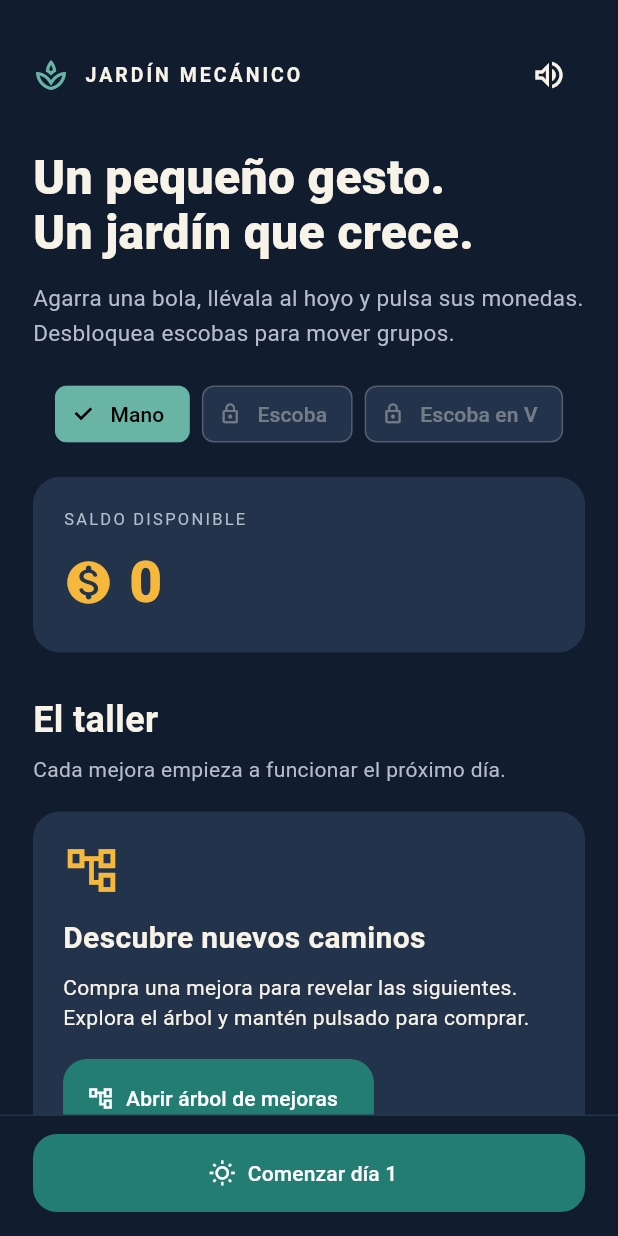
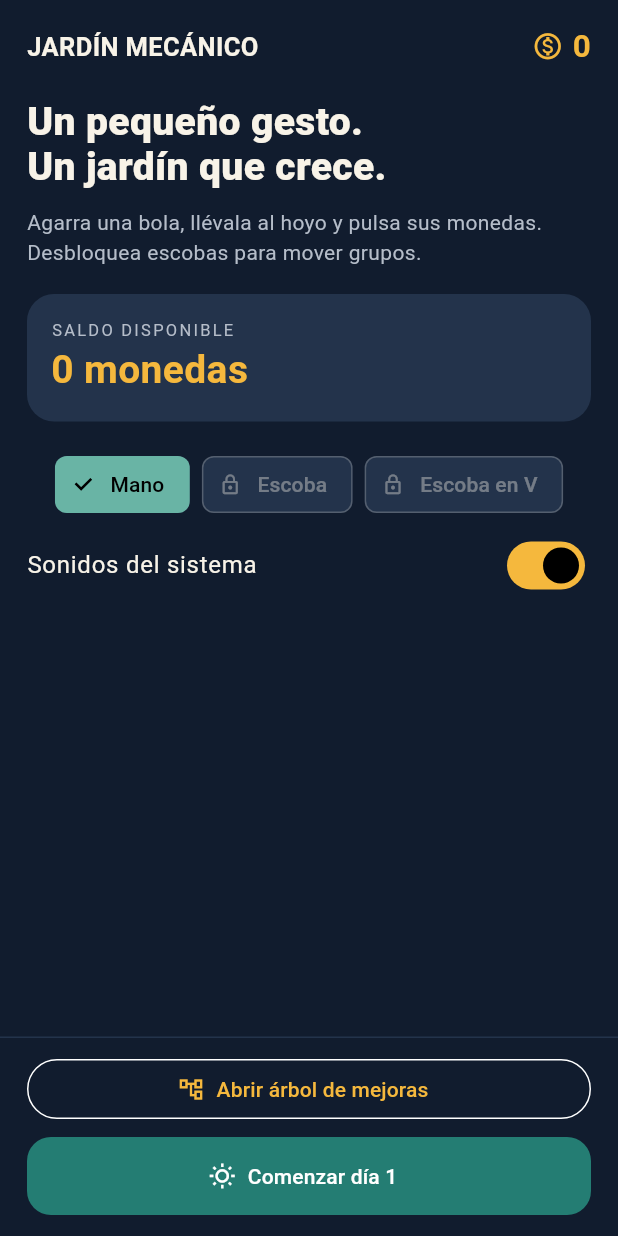
Before and after one commit to migdlp/incremental_hole_game, a Flutter app: the screen it shows after launch, on a phone screen of 412 x 824 dp. Run offline on Flutter 3.47's test engine with Material 3 defaults, Android fonts, the phone set to English and light mode, and no system bars; our stand-ins replace shared_preferences; missing offline and left inert: flame.

Commit message:
feat: show day results over frozen game and start at 1.5 balls per second

```diff
--- a/lib/app/game_app.dart
+++ b/lib/app/game_app.dart
@@ -98,8 +98,31 @@ class _SessionScreenState extends State<SessionScreen>
                     ],
                   ),
                 Expanded(
-                  child: widget.session.running
-                      ? DayScreen(session: widget.session)
+                  child:
+                      widget.session.running ||
+                          widget.session.progress.last != null
+                      ? Stack(
+                          children: [
+                            Positioned.fill(
+                              child: ExcludeFocus(
+                                excluding: !widget.session.running,
+                                child: ExcludeSemantics(
+                                  excluding: !widget.session.running,
+                                  child: IgnorePointer(
+                                    ignoring: !widget.session.running,
+                                    child: DayScreen(session: widget.session),
+                                  ),
+                                ),
+                              ),
+                            ),
+                            if (!widget.session.running)
+                              Positioned.fill(
+                                child: _DayResultsOverlay(
+                                  session: widget.session,
+                                ),
+                              ),
+                          ],
+                        )
                       : NightScreen(session: widget.session),
                 ),
               ],
@@ -130,7 +153,7 @@ class _DayScreenState extends State<DayScreen> {
   }
 
   void _changes() {
-    if (widget.session.paused) pointer = null;
+    if (!widget.session.running || widget.session.paused) pointer = null;
     if (widget.session.economy.collected > lastIncome &&
         widget.session.sound &&
         DateTime.now().difference(lastSound).inMilliseconds > 150) {
@@ -161,7 +184,7 @@ class _DayScreenState extends State<DayScreen> {
                   crossAxisAlignment: CrossAxisAlignment.start,
                   children: [
                     Text(
-                      'DÍA ${session.progress.day}',
+                      'DÍA ${session.running ? session.progress.day : session.progress.last?.day ?? session.progress.day}',
                       style: const TextStyle(
                         fontSize: 12,
                         letterSpacing: 2,
@@ -169,7 +192,7 @@ class _DayScreenState extends State<DayScreen> {
                       ),
                     ),
                     Text(
-                      '${session.cycle!.remaining.ceil()} s',
+                      '${session.cycle?.remaining.ceil() ?? 0} s',
                       style: TextStyle(
                         fontSize: 30,
                         fontWeight: FontWeight.w800,
@@ -202,9 +225,11 @@ class _DayScreenState extends State<DayScreen> {
           child: ClipRRect(
             borderRadius: BorderRadius.circular(5),
             child: LinearProgressIndicator(
-              value:
-                  (session.cycle!.remaining /
-                          (session.cycle!.production + session.cycle!.closing))
+              value: session.cycle == null
+                  ? 0
+                  : (session.cycle!.remaining /
+                            (session.cycle!.production +
+                                session.cycle!.closing))
                         .clamp(0, 1),
               minHeight: 5,
               backgroundColor: surface,
@@ -217,7 +242,9 @@ class _DayScreenState extends State<DayScreen> {
         Padding(
           padding: const EdgeInsets.fromLTRB(16, 12, 16, 5),
           child: Text(
-            closing
+            !session.running
+                ? 'Jornada finalizada'
+                : closing
                 ? 'ÚLTIMOS SEGUNDOS · Recoge las monedas'
                 : session.economy.generated > 0
                 ? (session.board!.sweepEnabled
@@ -347,123 +374,139 @@ class _DayScreenState extends State<DayScreen> {
   }
 }
 
+class _DayResultsOverlay extends StatelessWidget {
+  const _DayResultsOverlay({required this.session});
+  final GameSession session;
+
+  @override
+  Widget build(BuildContext context) => PopScope(
+    canPop: false,
+    child: Stack(
+      children: [
+        const Positioned.fill(
+          child: ModalBarrier(dismissible: false, color: Color(0x99111c2e)),
+        ),
+        Dialog(
+          key: const ValueKey('day-results-popup'),
+          insetPadding: const EdgeInsets.symmetric(
+            horizontal: 14,
+            vertical: 24,
+          ),
+          backgroundColor: ink,
+          clipBehavior: Clip.antiAlias,
+          shape: RoundedRectangleBorder(
+            borderRadius: BorderRadius.circular(24),
+            side: const BorderSide(color: Color(0xff41516a)),
+          ),
+          child: ConstrainedBox(
+            constraints: const BoxConstraints(maxWidth: 620, maxHeight: 740),
+            child: Semantics(
+              scopesRoute: true,
+              explicitChildNodes: true,
+              namesRoute: true,
+              label: 'Resultados y mejoras de la jornada',
+              child: FocusScope(
+                autofocus: true,
+                child: NightScreen(session: session),
+              ),
+            ),
+          ),
+        ),
+      ],
+    ),
+  );
+}
+
 class NightScreen extends StatelessWidget {
   const NightScreen({super.key, required this.session});
   final GameSession session;
+
   @override
   Widget build(BuildContext context) {
     final last = session.progress.last;
     return Column(
       children: [
+        Padding(
+          padding: const EdgeInsets.fromLTRB(18, 16, 18, 12),
+          child: Row(
+            children: [
               Expanded(
-          child: ListView(
-            padding: const EdgeInsets.fromLTRB(22, 26, 22, 12),
-            children: [
-              Row(
-                children: [
-                  const Icon(
-                    Icons.spa_outlined,
-                    color: Color(0xff69b4a5),
-                    size: 24,
-                  ),
-                  const SizedBox(width: 10),
-                  const Expanded(
                 child: Text(
-                      'JARDÍN MECÁNICO',
-                      style: TextStyle(
-                        fontSize: 13,
-                        letterSpacing: 2,
-                        fontWeight: FontWeight.w600,
+                  last == null
+                      ? 'JARDÍN MECÁNICO'
+                      : 'Día ${last.day} completado',
+                  style: const TextStyle(
+                    fontSize: 17,
+                    fontWeight: FontWeight.w700,
                   ),
                 ),
               ),
-                  IconButton(
-                    tooltip: session.sound
-                        ? 'Silenciar sonidos'
-                        : 'Activar sonidos',
-                    onPressed: () => session.setSound(!session.sound),
-                    icon: Icon(
-                      session.sound
-                          ? Icons.volume_up_outlined
-                          : Icons.volume_off_outlined,
+              const Icon(Icons.monetization_on_outlined, color: gold, size: 21),
+              const SizedBox(width: 6),
+              Text(
+                '${session.economy.balance}',
+                style: const TextStyle(
+                  color: gold,
+                  fontSize: 21,
+                  fontWeight: FontWeight.w700,
                 ),
               ),
             ],
           ),
-              const SizedBox(height: 26),
+        ),
+        Expanded(
+          child: ListView(
+            padding: const EdgeInsets.fromLTRB(18, 8, 18, 16),
+            children: [
               Text(
                 last == null
                     ? 'Un pequeño gesto.\nUn jardín que crece.'
-                    : 'La noche trae\nnuevas posibilidades.',
+                    : 'Resumen de la jornada',
                 style: const TextStyle(
-                  fontSize: 32,
+                  fontSize: 26,
                   fontWeight: FontWeight.w800,
                   height: 1.15,
                 ),
               ),
-              const SizedBox(height: 14),
+              const SizedBox(height: 12),
               Text(
                 last == null
                     ? 'Agarra una bola, llévala al hoyo y pulsa sus monedas. Desbloquea escobas para mover grupos.'
-                    : 'Día ${last.day} completado. Invierte lo recogido o ahorra para más adelante.',
-                style: const TextStyle(
-                  fontSize: 15,
-                  color: Color(0xffb5bdc9),
-                  height: 1.5,
+                    : 'Invierte lo recogido o ahorra para más adelante. El juego está detenido hasta el próximo día.',
+                style: const TextStyle(color: Color(0xffb5bdc9), height: 1.4),
               ),
-              ),
-              if (session.recoveryMessage != null)
-                Padding(
-                  padding: const EdgeInsets.only(top: 12),
-                  child: Text(
-                    session.recoveryMessage!,
-                    style: const TextStyle(color: gold),
-                  ),
-                ),
-              const SizedBox(height: 16),
-              ToolSelector(session: session),
-              const SizedBox(height: 16),
+              const SizedBox(height: 18),
               Card(
                 margin: EdgeInsets.zero,
                 child: Padding(
-                  padding: const EdgeInsets.all(20),
+                  padding: const EdgeInsets.all(16),
                   child: Column(
                     crossAxisAlignment: CrossAxisAlignment.start,
                     children: [
                       const Text(
                         'SALDO DISPONIBLE',
                         style: TextStyle(
+                          color: Color(0xffb5bdc9),
                           fontSize: 11,
                           letterSpacing: 1.5,
-                          color: Color(0xffb5bdc9),
                         ),
                       ),
-                      const SizedBox(height: 7),
-                      Row(
-                        children: [
-                          const Icon(
-                            Icons.monetization_on_rounded,
+                      Text(
+                        '${session.economy.balance} monedas',
+                        style: const TextStyle(
+                          fontSize: 26,
                           color: gold,
-                            size: 34,
-                          ),
-                          const SizedBox(width: 10),
-                          Text(
-                            '${session.economy.balance}',
-                            style: const TextStyle(
-                              fontSize: 38,
-                              color: gold,
-                              fontWeight: FontWeight.w800,
+                          fontWeight: FontWeight.w700,
                         ),
                       ),
-                        ],
-                      ),
                       if (last != null) ...[
-                        const Divider(height: 28),
+                        const Divider(height: 24),
                         Wrap(
-                          spacing: 22,
+                          spacing: 24,
                           runSpacing: 16,
                           children: [
-                            _stat('Recogidas', '${last.income}'),
+                            _stat('Monedas ganadas', '${last.income}'),
+                            _stat('Generadas', '${last.generated}'),
                             _stat('Sin recoger', '${last.lost}'),
                             _stat('Bolas al hoyo', '${last.captured}'),
                             _stat(
@@ -482,43 +525,39 @@ class NightScreen extends StatelessWidget {
                   ),
                 ),
               ),
-              const SizedBox(height: 28),
-              const Text(
-                'El taller',
-                style: TextStyle(fontSize: 24, fontWeight: FontWeight.w700),
-              ),
-              const SizedBox(height: 6),
-              const Text(
-                'Cada mejora empieza a funcionar el próximo día.',
-                style: TextStyle(color: Color(0xffb5bdc9)),
-              ),
-              const SizedBox(height: 18),
-              Card(
-                margin: EdgeInsets.zero,
-                child: Padding(
-                  padding: const EdgeInsets.all(20),
-                  child: Column(
-                    crossAxisAlignment: CrossAxisAlignment.start,
-                    children: [
-                      const Icon(
-                        Icons.account_tree_outlined,
-                        color: gold,
-                        size: 38,
-                      ),
-                      const SizedBox(height: 12),
-                      const Text(
-                        'Descubre nuevos caminos',
-                        style: TextStyle(
-                          fontSize: 20,
-                          fontWeight: FontWeight.w600,
+              if (session.recoveryMessage != null)
+                Padding(
+                  padding: const EdgeInsets.only(top: 12),
+                  child: Text(
+                    session.recoveryMessage!,
+                    style: const TextStyle(color: gold),
                   ),
                 ),
-                      const SizedBox(height: 8),
-                      const Text(
-                        'Compra una mejora para revelar las siguientes. Explora el árbol y mantén pulsado para comprar.',
+              if (last == null) ...[
+                const SizedBox(height: 16),
+                ToolSelector(session: session),
+                SwitchListTile(
+                  contentPadding: EdgeInsets.zero,
+                  title: const Text('Sonidos del sistema'),
+                  value: session.sound,
+                  onChanged: session.setSound,
                 ),
-                      const SizedBox(height: 18),
-                      FilledButton.icon(
+              ],
+            ],
+          ),
+        ),
+        Container(
+          padding: const EdgeInsets.fromLTRB(18, 10, 18, 14),
+          decoration: const BoxDecoration(
+            border: Border(top: BorderSide(color: surface)),
+          ),
+          child: SizedBox(
+            width: double.infinity,
+            child: Column(
+              mainAxisSize: MainAxisSize.min,
+              crossAxisAlignment: CrossAxisAlignment.stretch,
+              children: [
+                OutlinedButton.icon(
                   onPressed: () => Navigator.of(context).push(
                     MaterialPageRoute<void>(
                       builder: (_) => SkillTreeScreen(session: session),
@@ -527,26 +566,13 @@ class NightScreen extends StatelessWidget {
                   icon: const Icon(Icons.account_tree_outlined),
                   label: const Text('Abrir árbol de mejoras'),
                 ),
-                    ],
-                  ),
-                ),
-              ),
-              const SizedBox(height: 12),
-            ],
-          ),
-        ),
-        Container(
-          padding: const EdgeInsets.fromLTRB(22, 12, 22, 16),
-          decoration: const BoxDecoration(
-            color: ink,
-            border: Border(top: BorderSide(color: surface)),
-          ),
-          child: SizedBox(
-            width: double.infinity,
-            child: FilledButton.icon(
+                const SizedBox(height: 8),
+                FilledButton.icon(
                   onPressed: session.startDay,
                   icon: const Icon(Icons.wb_sunny_outlined),
                   label: Text('Comenzar día ${session.progress.day}'),
+                ),
+              ],
             ),
           ),
         ),
--- a/lib/app/game_session.dart
+++ b/lib/app/game_session.dart
@@ -291,7 +291,7 @@ class GameSession extends ChangeNotifier {
       );
       final balanceVersion = json['version'] == 3 ? run['balanceVersion'] : 1;
       if (balanceVersion is! int ||
-          (balanceVersion != 1 && balanceVersion != 2)) {
+          (balanceVersion != 1 && balanceVersion != 2 && balanceVersion != 3)) {
         throw const FormatException('Versión de balance inválida');
       }
       final settings = catalog.settings(
--- a/lib/features/board/domain/board.dart
+++ b/lib/features/board/domain/board.dart
@@ -229,8 +229,8 @@ class Board {
     }
     if (producing) {
       spawnClock += dt;
-      if (spawnClock >= settings['spawn_interval']) {
-        spawnClock %= settings['spawn_interval'];
+      if (spawnClock + 1e-9 >= settings['spawn_interval']) {
+        spawnClock = math.max(0, spawnClock - settings['spawn_interval']);
         final spawn = generator + Vec((random() - .5) * 42, 30);
         if (balls.length < settings['ball_limit'] &&
             balls.every((b) => (b.position - spawn).length > radius * 2.2)) {
--- a/lib/features/upgrades/domain/catalog.dart
+++ b/lib/features/upgrades/domain/catalog.dart
@@ -19,7 +19,7 @@ class UpgradeDefinition {
 }
 
 class DaySettings {
-  DaySettings(this.values, {this.balanceVersion = 2});
+  DaySettings(this.values, {this.balanceVersion = 3});
   final int balanceVersion;
   final Map<String, double> values;
   double operator [](String key) => values[key] ?? 0;
@@ -125,7 +125,7 @@ class UpgradeCatalog {
     return (owned[parts[0]] ?? 0) >= int.parse(parts[1]);
   }
 
-  DaySettings settings(Map<String, int> owned, {int balanceVersion = 2}) {
+  DaySettings settings(Map<String, int> owned, {int balanceVersion = 3}) {
     final values = Map.of(base);
     for (final definition in definitions) {
       final level = owned[definition.id] ?? 0;
@@ -148,6 +148,14 @@ class UpgradeCatalog {
         .45,
       ][owned['generator'] ?? 0];
     }
+    if (balanceVersion == 2) {
+      values['spawn_interval'] = const [
+        3.0,
+        2.6,
+        2.2,
+        1.8,
+      ][owned['generator'] ?? 0];
+    }
     return DaySettings(values, balanceVersion: balanceVersion);
   }
 
--- a/lib/features/upgrades/presentation/skill_tree_screen.dart
+++ b/lib/features/upgrades/presentation/skill_tree_screen.dart
@@ -618,8 +618,9 @@ String _description(SkillNode node) => switch (node.definition.id) {
 };
 
 String _value(SkillNode node, double value) {
-  String number(double n) =>
-      n == n.roundToDouble() ? '${n.toInt()}' : n.toStringAsFixed(1);
+  String number(double n) => n == n.roundToDouble()
+      ? '${n.toInt()}'
+      : n.toStringAsFixed(n.abs() < 1 ? 2 : 1);
   return switch (node.definition.unit) {
     'seconds' => '${number(value)} s',
     'coins' => '${number(value)} monedas/bola',
--- a/pubspec.yaml
+++ b/pubspec.yaml
@@ -1,7 +1,7 @@
 name: incremental_hole_game
 description: Jardín mecánico, un juego incremental de empujar y recoger.
 publish_to: none
-version: 0.2.1+3
+version: 0.2.2+4
 
 environment:
   sdk: '>=3.9.2 <4.0.0'
```
Also changed, not shown: docs/balance.csv (+4 -4 lines), lib/features/board/presentation/garden_game.dart (+34 -4 lines), 10 other files. Lines whose indentation alone changed are shown as unchanged.
